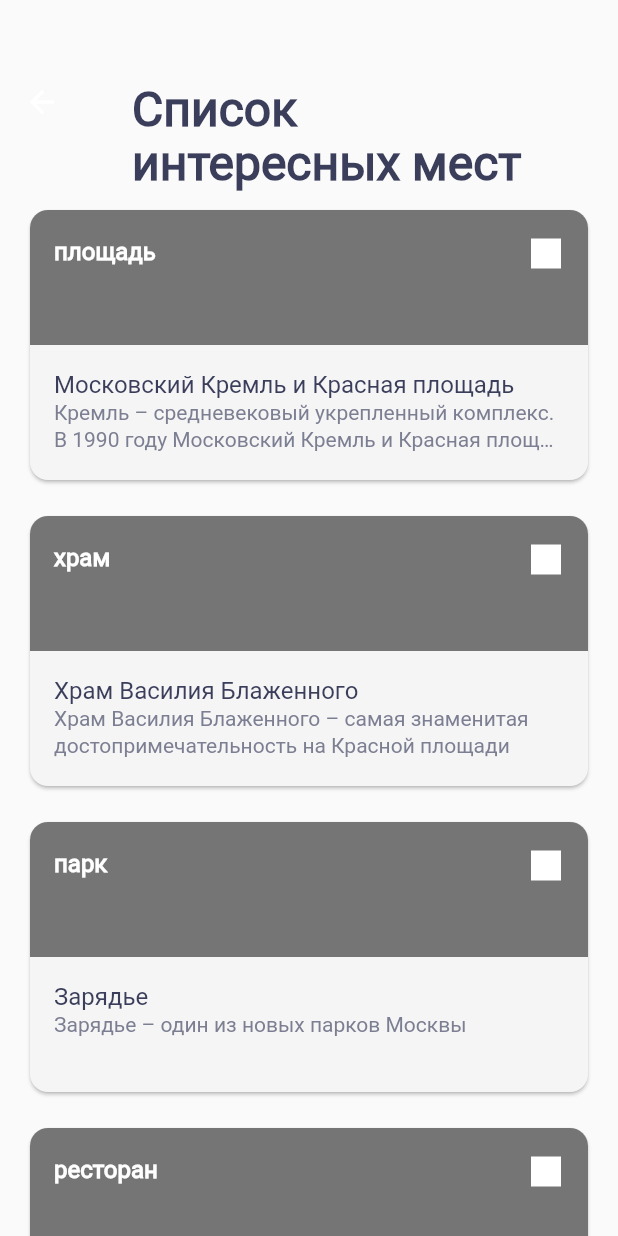
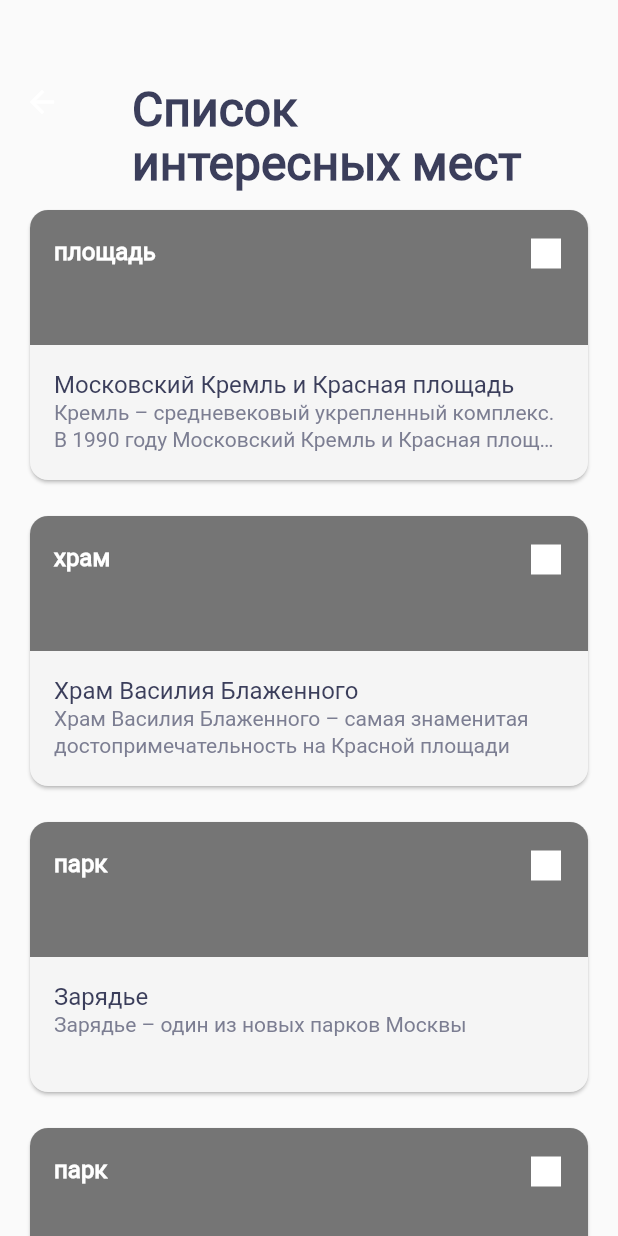
Before and after one commit to skillbox-koutja/surf-flutter-course-kutyakin, a Flutter app: the SightListScreen screen opened directly, on a phone screen of 412 x 824 dp. Run offline on Flutter 3.47's test engine with Material 2 defaults, Android fonts, the phone set to English and light mode, and no system bars.

Commit message:
Добавлены изменения в domain: enum SightType, обновлены координаты, добавлены места

```diff
--- /dev/null
+++ b/lib/domain/map_coordinates.dart
@@ -0,0 +1,6 @@
+class MapCoordinates {
+  final double lat;
+  final double long;
+
+  const MapCoordinates({required this.lat, required this.long});
+}
--- a/lib/domain/sight.dart
+++ b/lib/domain/sight.dart
@@ -1,11 +1,14 @@
+import 'package:places/domain/map_coordinates.dart';
+import 'package:places/domain/sight_type.dart';
+
 class Sight {
   final String name;
   final MapCoordinates coordinates;
   final String imageUrl;
   final String details;
-  final String type;
+  final SightType type;
 
-  Sight({
+  const Sight({
     required this.name,
     required this.coordinates,
     required this.imageUrl,
@@ -13,10 +16,3 @@ class Sight {
     required this.type,
   });
 }
-
-class MapCoordinates {
-  final double lat;
-  final double long;
-
-  MapCoordinates({required this.lat, required this.long});
-}
--- /dev/null
+++ b/lib/domain/sight_type.dart
@@ -0,0 +1,13 @@
+enum SightType {
+  restaurant('ресторан'),
+  park('парк'),
+  temple('храм'),
+  square('площадь'),
+  other('другое');
+
+  final String title;
+  const SightType(this.title);
+
+  @override
+  String toString() => 'SightType($name)';
+}
--- a/lib/main.dart
+++ b/lib/main.dart
@@ -15,7 +15,7 @@ class App extends StatelessWidget {
     return MaterialApp(
       title: 'Places',
       // home: SightListScreen(),
-      home: SightDetails(sight: restaurant),
+      home: SightDetails(sight: sights.last),
     );
   }
 }
--- a/lib/mocks.dart
+++ b/lib/mocks.dart
@@ -1,37 +1,53 @@
+import 'package:places/domain/map_coordinates.dart';
 import 'package:places/domain/sight.dart';
+import 'package:places/domain/sight_type.dart';
 
-final restaurant = Sight(
-  name: 'Пряности и радости',
-  coordinates: MapCoordinates(lat: 0.04, long: 0.04),
-  imageUrl: 'https://24warez.ru/uploads/posts/050318/221314/2.jpg',
-  details:
-      'Пряный вкус радостной жизни вместе\nс\u{00A0}шеф-поваром Изо Дзандзава, благодаря которой у\u{00A0}гостей ресторана есть возможность выбирать из\u{00A0}двух направлений: европейского и\u{00A0}восточного',
-  type: 'ресторан',
-);
-
-final List<Sight> sights = [
+const List<Sight> sights = [
   Sight(
     name: 'Московский Кремль и Красная площадь',
-    coordinates: MapCoordinates(lat: 0.01, long: 0.01),
+    coordinates: MapCoordinates(lat: 55.75435144407907, long: 37.620671454713715),
     imageUrl: 'https://www.guideoftheworld.com/wp-content/uploads/map/st_basil_red_square_moscow.jpg',
     details:
         'Кремль – средневековый укрепленный комплекс. В 1990 году Московский Кремль и Красная площадь вошли в список Всемирного наследия ЮНЕСКО',
-    type: 'площадь',
+    type: SightType.square,
   ),
   Sight(
     name: 'Храм Василия Блаженного',
-    coordinates: MapCoordinates(lat: 0.02, long: 0.02),
-    imageUrl:
-        'https://kartinkin.net/pics/uploads/posts/2022-08/1660314555_62-kartinkin-net-p-khram-vasiliya-blazhennogo-moskva-krasivo-66.jpg',
+    coordinates: MapCoordinates(lat: 55.75264986188569, long: 37.62378420325405),
+    imageUrl: 'https://sevizm.mos.ru/presscenter/Храм%20Василия%20Блаженного%20с%20сайта%20liveinternet.ru.jpg',
     details: 'Храм Василия Блаженного – самая знаменитая достопримечательность на Красной площади',
-    type: 'храм',
+    type: SightType.temple,
   ),
   Sight(
     name: 'Зарядье',
-    coordinates: MapCoordinates(lat: 0.03, long: 0.03),
+    coordinates: MapCoordinates(lat: 55.75142615694952, long: 37.62910162500578),
     imageUrl: 'https://24warez.ru/uploads/posts/050318/221314/2.jpg',
     details: 'Зарядье – один из новых парков Москвы',
-    type: 'парк',
+    type: SightType.park,
   ),
-  restaurant
+  Sight(
+    name: 'Парк Горького',
+    coordinates: MapCoordinates(lat: 55.73187544630208, long: 37.603593522008374),
+    imageUrl: 'https://www.mos.ru/upload/newsfeed/newsfeed/Katok_otkritie-0206_1.jpg',
+    details:
+        'Центральный парк столицы, чьи территории посещает более 40 000 человек в будние и 250 000 в выходные и праздничные дни. С 2011 года парк задает новые стандарты, став первым парком мирового уровня в России, пространством для отдыха, спорта, танцев и игр на свежем воздухе.',
+    type: SightType.park,
+  ),
+  Sight(
+    name: 'Корчма',
+    coordinates: MapCoordinates(lat: 55.741400987822885, long: 37.58595205328104),
+    imageUrl:
+        'https://img.freepik.com/free-photo/traditional-russian-salad-olivier_2829-6252.jpg?w=2000&t=st=1673379775~exp=1673380375~hmac=69a02528813bf51d843c8ac5d9808c7b611ffc2ba3102f875d83e8b8026a57c3',
+    details: 'Уникальный стиль подачи. Традиционные рецепты. Незабываемый вкус',
+    type: SightType.restaurant,
+  ),
+  Sight(
+    name: 'Пряности и радости',
+    coordinates: MapCoordinates(lat: 55.74001855028845, long: 37.59595459157536),
+    imageUrl:
+        'https://img.freepik.com/free-photo/restaurant-interior_1127-3394.jpg?w=2000&t=st=1673350186~exp=1673350786~hmac=032547a723606804dc49088c1e06a30e43adf4caa5c821578112f0017b2daf5e',
+    details:
+        'Пряный вкус радостной жизни вместе с\u{00A0}шеф-поваром Изо Дзандзава, благодаря которой у\u{00A0}гостей ресторана есть возможность выбирать из\u{00A0}двух направлений: европейского и\u{00A0}восточного',
+    type: SightType.restaurant,
+  ),
 ];
--- a/lib/ui/screen/sight_card.dart
+++ b/lib/ui/screen/sight_card.dart
@@ -33,7 +33,7 @@ class SightCard extends StatelessWidget {
                         mainAxisAlignment: MainAxisAlignment.spaceBetween,
                         children: [
                           Text(
-                            sight.type,
+                            sight.type.title,
                             style: const TextStyle(
                               color: Colors.white,
                               fontSize: 16.0,
--- a/lib/ui/screen/sight_details.dart
+++ b/lib/ui/screen/sight_details.dart
@@ -59,7 +59,7 @@ class _SightDetailsState extends State<SightDetails> {
                   ),
                   SizedBox(height: 2),
                   Text(
-                    widget.sight.type,
+                    widget.sight.type.title,
                     style: const TextStyle(
                       color: Color(0xFF3B3E5B),
                       fontSize: 14.0,
```
